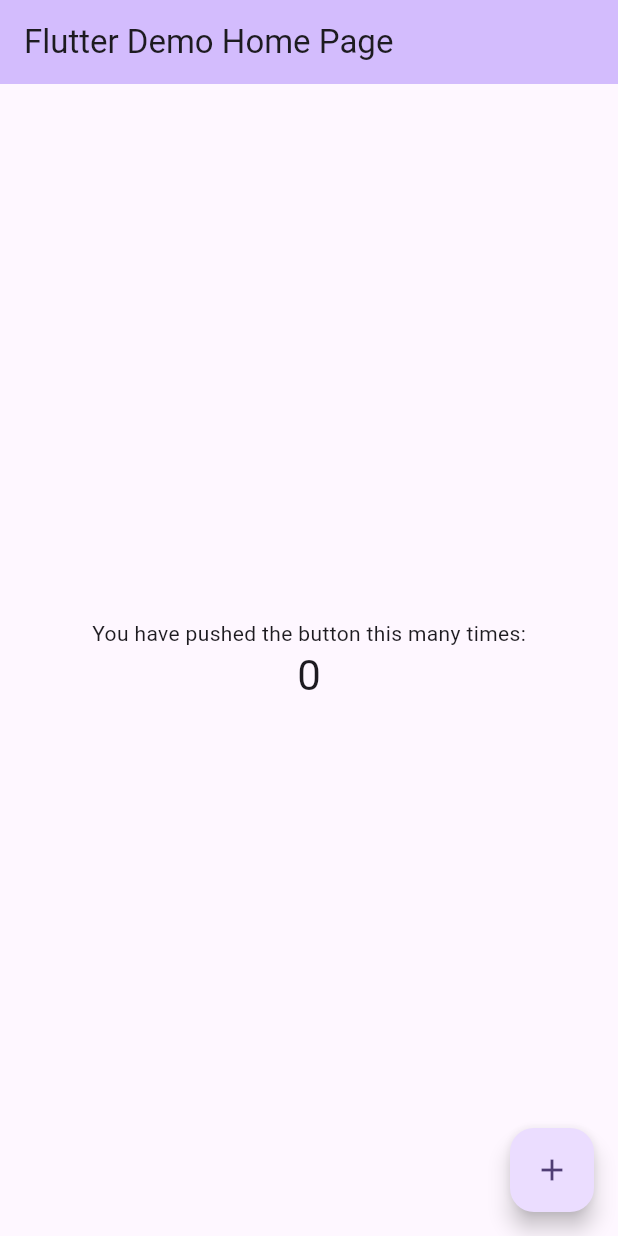
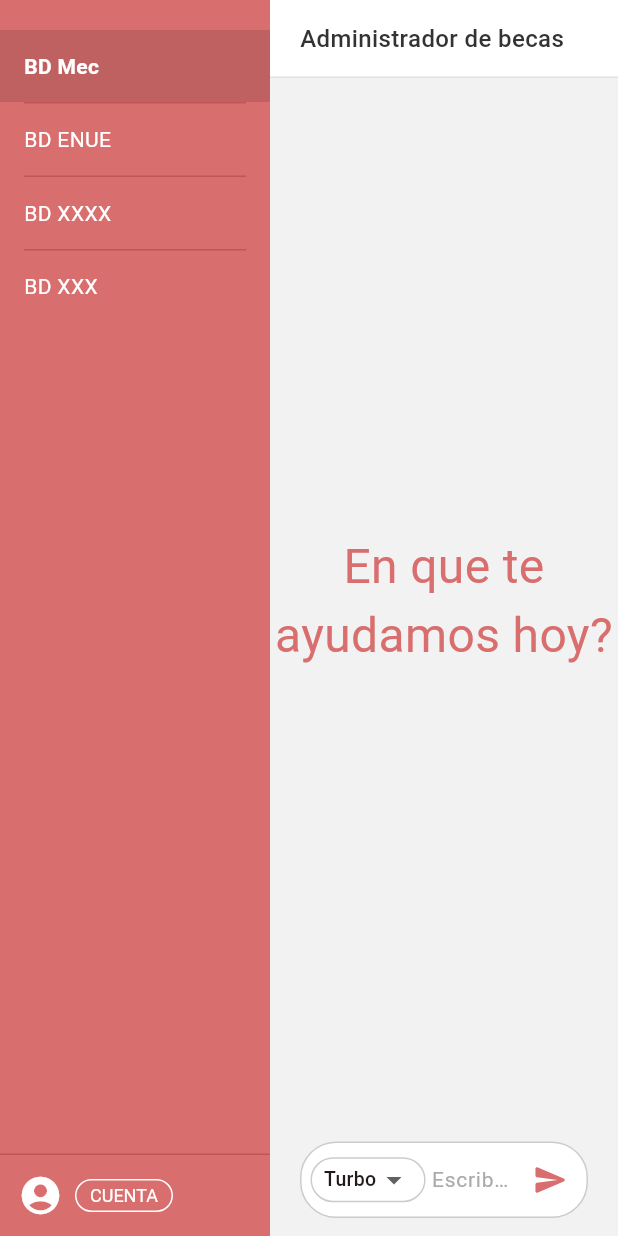
Before and after one commit to minervalago/hack_udc_2026, a Flutter app: the screen it shows after launch, on a phone screen of 412 x 824 dp. Run offline on Flutter 3.47's test engine with Material 3 defaults, Android fonts, the phone set to English and light mode, and no system bars.

Commit message:
Primera version flutter implementada

```diff
--- a/frontend/flutter_hackudc/lib/main.dart
+++ b/frontend/flutter_hackudc/lib/main.dart
@@ -1,122 +1,26 @@
 import 'package:flutter/material.dart';
+import 'screens/home_screen.dart';
 
 void main() {
-  runApp(const MyApp());
+  runApp(const App());
 }
 
-class MyApp extends StatelessWidget {
-  const MyApp({super.key});
+class App extends StatelessWidget {
+  const App({super.key});
 
-  // This widget is the root of your application.
   @override
   Widget build(BuildContext context) {
     return MaterialApp(
-      title: 'Flutter Demo',
+      title: 'Administrador de Becas',
+      debugShowCheckedModeBanner: false,
       theme: ThemeData(
-        // This is the theme of your application.
-        //
-        // TRY THIS: Try running your application with "flutter run". You'll see
-        // the application has a purple toolbar. Then, without quitting the app,
-        // try changing the seedColor in the colorScheme below to Colors.green
-        // and then invoke "hot reload" (save your changes or press the "hot
-        // reload" button in a Flutter-supported IDE, or press "r" if you used
-        // the command line to start the app).
-        //
-        // Notice that the counter didn't reset back to zero; the application
-        // state is not lost during the reload. To reset the state, use hot
-        // restart instead.
-        //
-        // This works for code too, not just values: Most code changes can be
-        // tested with just a hot reload.
-        colorScheme: .fromSeed(seedColor: Colors.deepPurple),
+        colorScheme: ColorScheme.fromSeed(
+          seedColor: const Color(0xFFD96E6E),
+          brightness: Brightness.light,
+        ),
+        useMaterial3: true,
       ),
-      home: const MyHomePage(title: 'Flutter Demo Home Page'),
+      home: const HomeScreen(),
     );
   }
 }
-
-class MyHomePage extends StatefulWidget {
-  const MyHomePage({super.key, required this.title});
-
-  // This widget is the home page of your application. It is stateful, meaning
-  // that it has a State object (defined below) that contains fields that affect
-  // how it looks.
-
-  // This class is the configuration for the state. It holds the values (in this
-  // case the title) provided by the parent (in this case the App widget) and
-  // used by the build method of the State. Fields in a Widget subclass are
-  // always marked "final".
-
-  final String title;
-
-  @override
-  State<MyHomePage> createState() => _MyHomePageState();
-}
-
-class _MyHomePageState extends State<MyHomePage> {
-  int _counter = 0;
-
-  void _incrementCounter() {
-    setState(() {
-      // This call to setState tells the Flutter framework that something has
-      // changed in this State, which causes it to rerun the build method below
-      // so that the display can reflect the updated values. If we changed
-      // _counter without calling setState(), then the build method would not be
-      // called again, and so nothing would appear to happen.
-      _counter++;
-    });
-  }
-
-  @override
-  Widget build(BuildContext context) {
-    // This method is rerun every time setState is called, for instance as done
-    // by the _incrementCounter method above.
-    //
-    // The Flutter framework has been optimized to make rerunning build methods
-    // fast, so that you can just rebuild anything that needs updating rather
-    // than having to individually change instances of widgets.
-    return Scaffold(
-      appBar: AppBar(
-        // TRY THIS: Try changing the color here to a specific color (to
-        // Colors.amber, perhaps?) and trigger a hot reload to see the AppBar
-        // change color while the other colors stay the same.
-        backgroundColor: Theme.of(context).colorScheme.inversePrimary,
-        // Here we take the value from the MyHomePage object that was created by
-        // the App.build method, and use it to set our appbar title.
-        title: Text(widget.title),
-      ),
-      body: Center(
-        // Center is a layout widget. It takes a single child and positions it
-        // in the middle of the parent.
-        child: Column(
-          // Column is also a layout widget. It takes a list of children and
-          // arranges them vertically. By default, it sizes itself to fit its
-          // children horizontally, and tries to be as tall as its parent.
-          //
-          // Column has various properties to control how it sizes itself and
-          // how it positions its children. Here we use mainAxisAlignment to
-          // center the children vertically; the main axis here is the vertical
-          // axis because Columns are vertical (the cross axis would be
-          // horizontal).
-          //
-          // TRY THIS: Invoke "debug painting" (choose the "Toggle Debug Paint"
-          // action in the IDE, or press "p" in the console), to see the
-          // wireframe for each widget.
-          mainAxisAlignment: .center,
-          children: [
-            const Text('You have pushed the button this many times:'),
-            Text(
-              '$_counter',
-              style: Theme.of(context).textTheme.headlineMedium,
-            ),
-          ],
-        ),
-      ),
-      floatingActionButton: FloatingActionButton(
-        onPressed: _incrementCounter,
-        tooltip: 'Increment',
-        child: const Icon(Icons.add),
-      ),
-    );
-  }
-}
--- /dev/null
+++ b/frontend/flutter_hackudc/lib/models/chat_message.dart
@@ -0,0 +1,6 @@
+class ChatMessage {
+  final String content;
+  final bool isUser;
+
+  const ChatMessage({required this.content, required this.isUser});
+}
--- /dev/null
+++ b/frontend/flutter_hackudc/lib/screens/home_screen.dart
@@ -0,0 +1,424 @@
+import 'package:flutter/material.dart';
+import '../models/chat_message.dart';
+import '../services/denodo_service.dart';
+
+const _kSidebarWidth = 180.0;
+const _kSidebarColor = Color(0xFFD96E6E);
+const _kSidebarDividerColor = Color(0xFFC45555);
+const _kAccentColor = Color(0xFFD96E6E);
+const _kBgColor = Color(0xFFF2F2F2);
+
+class HomeScreen extends StatefulWidget {
+  const HomeScreen({super.key});
+
+  @override
+  State<HomeScreen> createState() => _HomeScreenState();
+}
+
+class _HomeScreenState extends State<HomeScreen> {
+  final _databases = ['BD Mec', 'BD ENUE', 'BD XXXX', 'BD XXX'];
+  var _selectedDatabase = 'BD Mec';
+  final _messages = <ChatMessage>[];
+  var _isLoading = false;
+  var _showOptions = false;
+  var _selectedModel = 'Turbo';
+  final _inputController = TextEditingController();
+  final _scrollController = ScrollController();
+  final _models = ['Turbo', 'Pro'];
+
+  @override
+  void dispose() {
+    _inputController.dispose();
+    _scrollController.dispose();
+    super.dispose();
+  }
+
+  Future<void> _sendMessage() async {
+    final text = _inputController.text.trim();
+    if (text.isEmpty || _isLoading) return;
+
+    setState(() {
+      _messages.add(ChatMessage(content: text, isUser: true));
+      _isLoading = true;
+      _showOptions = false;
+      _inputController.clear();
+    });
+
+    _scrollToBottom();
+
+    final response = await DenodoService.query(
+      question: text,
+      database: _selectedDatabase,
+      model: _selectedModel.toLowerCase(),
+    );
+
+    if (mounted) {
+      setState(() {
+        _messages.add(ChatMessage(content: response, isUser: false));
+        _isLoading = false;
+      });
+      _scrollToBottom();
+    }
+  }
+
+  void _scrollToBottom() {
+    WidgetsBinding.instance.addPostFrameCallback((_) {
+      if (_scrollController.hasClients) {
+        _scrollController.animateTo(
+          _scrollController.position.maxScrollExtent,
+          duration: const Duration(milliseconds: 300),
+          curve: Curves.easeOut,
+        );
+      }
+    });
+  }
+
+  void _selectDatabase(String db) {
+    setState(() {
+      _selectedDatabase = db;
+      _messages.clear();
+      _showOptions = false;
+    });
+  }
+
+  @override
+  Widget build(BuildContext context) {
+    return Scaffold(
+      backgroundColor: _kBgColor,
+      body: Row(
+        children: [
+          _buildSidebar(),
+          Expanded(child: _buildMainContent()),
+        ],
+      ),
+    );
+  }
+
+  // ── Sidebar ──────────────────────────────────────────────────────────────
+
+  Widget _buildSidebar() {
+    return Container(
+      width: _kSidebarWidth,
+      color: _kSidebarColor,
+      child: Column(
+        crossAxisAlignment: CrossAxisAlignment.stretch,
+        children: [
+          Expanded(
+            child: ListView.separated(
+              padding: const EdgeInsets.only(top: 20),
+              itemCount: _databases.length,
+              separatorBuilder: (_, i) => Divider(
+                color: _kSidebarDividerColor,
+                height: 1,
+                thickness: 1,
+                indent: 16,
+                endIndent: 16,
+              ),
+              itemBuilder: (context, index) {
+                final db = _databases[index];
+                final isSelected = db == _selectedDatabase;
+                return InkWell(
+                  onTap: () => _selectDatabase(db),
+                  child: Container(
+                    padding: const EdgeInsets.symmetric(
+                      horizontal: 16,
+                      vertical: 14,
+                    ),
+                    color: isSelected
+                        ? Colors.black.withValues(alpha: 0.12)
+                        : Colors.transparent,
+                    child: Text(
+                      db,
+                      style: TextStyle(
+                        color: Colors.white,
+                        fontWeight: isSelected
+                            ? FontWeight.bold
+                            : FontWeight.normal,
+                        fontSize: 14,
+                      ),
+                    ),
+                  ),
+                );
+              },
+            ),
+          ),
+          Divider(color: _kSidebarDividerColor, height: 1, thickness: 1),
+          Padding(
+            padding: const EdgeInsets.symmetric(horizontal: 12, vertical: 12),
+            child: Row(
+              children: [
+                const Icon(Icons.account_circle,
+                    color: Colors.white, size: 30),
+                const SizedBox(width: 8),
+                OutlinedButton(
+                  style: OutlinedButton.styleFrom(
+                    foregroundColor: Colors.white,
+                    side: const BorderSide(color: Colors.white),
+                    padding: const EdgeInsets.symmetric(
+                        horizontal: 10, vertical: 4),
+                    minimumSize: Size.zero,
+                    tapTargetSize: MaterialTapTargetSize.shrinkWrap,
+                    textStyle: const TextStyle(fontSize: 12),
+                  ),
+                  onPressed: () {},
+                  child: const Text('CUENTA'),
+                ),
+              ],
+            ),
+          ),
+        ],
+      ),
+    );
+  }
+
+  // ── Main content ─────────────────────────────────────────────────────────
+
+  Widget _buildMainContent() {
+    return Column(
+      children: [
+        _buildHeader(),
+        Expanded(
+          child: _messages.isEmpty ? _buildWelcome() : _buildChat(),
+        ),
+        _buildInputBar(),
+      ],
+    );
+  }
+
+  Widget _buildHeader() {
+    return Container(
+      width: double.infinity,
+      padding: const EdgeInsets.symmetric(horizontal: 20, vertical: 14),
+      decoration: const BoxDecoration(
+        color: Colors.white,
+        border: Border(bottom: BorderSide(color: Color(0xFFE0E0E0))),
+      ),
+      child: const Text(
+        'Administrador de becas',
+        style: TextStyle(
+          fontSize: 16,
+          fontWeight: FontWeight.w500,
+          color: Color(0xFF333333),
+        ),
+      ),
+    );
+  }
+
+  // ── Welcome view ─────────────────────────────────────────────────────────
+
+  Widget _buildWelcome() {
+    return Center(
+      child: Text(
+        'En que te ayudamos hoy?',
+        style: const TextStyle(
+          fontSize: 32,
+          fontWeight: FontWeight.w400,
+          color: _kAccentColor,
+        ),
+        textAlign: TextAlign.center,
+      ),
+    );
+  }
+
+  // ── Chat view ─────────────────────────────────────────────────────────────
+
+  Widget _buildChat() {
+    return Row(
+      crossAxisAlignment: CrossAxisAlignment.stretch,
+      children: [
+        Expanded(
+          child: ListView.builder(
+            controller: _scrollController,
+            padding: const EdgeInsets.all(20),
+            itemCount: _messages.length + (_isLoading ? 1 : 0),
+            itemBuilder: (context, index) {
+              if (index == _messages.length) {
+                return const Padding(
+                  padding: EdgeInsets.symmetric(vertical: 16),
+                  child: Center(
+                    child: CircularProgressIndicator(color: _kAccentColor),
+                  ),
+                );
+              }
+              final msg = _messages[index];
+              final isLastAssistant =
+                  !msg.isUser && index == _messages.length - 1 && !_isLoading;
+              return _buildMessage(msg, isLastAssistant);
+            },
+          ),
+        ),
+        AnimatedContainer(
+          duration: const Duration(milliseconds: 200),
+          width: _showOptions ? 160.0 : 0.0,
+          child: _showOptions ? _buildOptionsPanel() : const SizedBox.shrink(),
+        ),
+      ],
+    );
+  }
+
+  Widget _buildMessage(ChatMessage msg, bool showDots) {
+    if (msg.isUser) {
+      return Align(
+        alignment: Alignment.centerRight,
+        child: Container(
+          margin: const EdgeInsets.only(bottom: 16, left: 80),
+          padding:
+              const EdgeInsets.symmetric(horizontal: 16, vertical: 10),
+          decoration: BoxDecoration(
+            color: const Color(0xFFE0E0E0),
+            borderRadius: BorderRadius.circular(20),
+          ),
+          child: Text(
+            msg.content,
+            style: const TextStyle(
+                fontSize: 14, color: Color(0xFF333333)),
+          ),
+        ),
+      );
+    }
+
+    return Container(
+      margin: const EdgeInsets.only(bottom: 16),
+      child: Column(
+        crossAxisAlignment: CrossAxisAlignment.start,
+        children: [
+          SelectableText(
+            msg.content,
+            style: const TextStyle(
+              fontSize: 14,
+              color: Color(0xFF333333),
+              height: 1.6,
+            ),
+          ),
+          if (showDots)
+            Align(
+              alignment: Alignment.centerRight,
+              child: IconButton(
+                tooltip: 'Más opciones',
+                icon: const Icon(Icons.more_horiz, size: 22),
+                color: const Color(0xFF777777),
+                onPressed: () =>
+                    setState(() => _showOptions = !_showOptions),
+              ),
+            ),
+        ],
+      ),
+    );
+  }
+
+  // ── Options panel ─────────────────────────────────────────────────────────
+
+  Widget _buildOptionsPanel() {
+    return Container(
+      decoration: const BoxDecoration(
+        color: Colors.white,
+        border: Border(left: BorderSide(color: Color(0xFFE0E0E0))),
+      ),
+      child: Column(
+        crossAxisAlignment: CrossAxisAlignment.stretch,
+        children: [
+          _buildOptionItem(Icons.download_outlined, 'Exportar', () {}),
+          const Divider(height: 1),
+          _buildOptionItem(Icons.share_outlined, 'Compartir', () {}),
+          const Spacer(),
+          const Divider(height: 1),
+          IconButton(
+            icon: const Icon(Icons.keyboard_arrow_up),
+            color: const Color(0xFF555555),
+            tooltip: 'Cerrar',
+            onPressed: () => setState(() => _showOptions = false),
+          ),
+        ],
+      ),
+    );
+  }
+
+  Widget _buildOptionItem(IconData icon, String label, VoidCallback onTap) {
+    return InkWell(
+      onTap: onTap,
+      child: Padding(
+        padding: const EdgeInsets.symmetric(horizontal: 12, vertical: 14),
+        child: Row(
+          children: [
+            Icon(icon, size: 18, color: const Color(0xFF555555)),
+            const SizedBox(width: 8),
+            Text(label,
+                style: const TextStyle(
+                    fontSize: 13, color: Color(0xFF333333))),
+          ],
+        ),
+      ),
+    );
+  }
+
+  // ── Input bar ─────────────────────────────────────────────────────────────
+
+  Widget _buildInputBar() {
+    return Container(
+      padding: const EdgeInsets.symmetric(horizontal: 20, vertical: 12),
+      color: _kBgColor,
+      child: Container(
+        decoration: BoxDecoration(
+          color: Colors.white,
+          borderRadius: BorderRadius.circular(24),
+          border: Border.all(color: const Color(0xFFCCCCCC)),
+        ),
+        child: Row(
+          children: [
+            const SizedBox(width: 6),
+            _buildModelDropdown(),
+            const SizedBox(width: 4),
+            Expanded(
+              child: TextField(
+                controller: _inputController,
+                decoration: const InputDecoration(
+                  hintText: 'Escriba la consulta',
+                  hintStyle:
+                      TextStyle(color: Color(0xFFAAAAAA), fontSize: 14),
+                  border: InputBorder.none,
+                  contentPadding: EdgeInsets.symmetric(vertical: 14),
+                ),
+                style: const TextStyle(fontSize: 14),
+                onSubmitted: (_) => _sendMessage(),
+                textInputAction: TextInputAction.send,
+              ),
+            ),
+            IconButton(
+              icon: const Icon(Icons.send_rounded),
+              color: _kAccentColor,
+              tooltip: 'Enviar',
+              onPressed: _isLoading ? null : _sendMessage,
+            ),
+          ],
+        ),
+      ),
+    );
+  }
+
+  Widget _buildModelDropdown() {
+    return Container(
+      padding: const EdgeInsets.symmetric(horizontal: 8, vertical: 2),
+      decoration: BoxDecoration(
+        border: Border.all(color: const Color(0xFFCCCCCC)),
+        borderRadius: BorderRadius.circular(16),
+      ),
+      child: DropdownButtonHideUnderline(
+        child: DropdownButton<String>(
+          value: _selectedModel,
+          isDense: true,
+          items: _models
+              .map(
+                (m) => DropdownMenuItem(
+                  value: m,
+                  child: Text(m,
+                      style: const TextStyle(fontSize: 13)),
+                ),
+              )
+              .toList(),
+          onChanged: (v) =>
+              v != null ? setState(() => _selectedModel = v) : null,
+        ),
+      ),
+    );
+  }
+}
--- /dev/null
+++ b/frontend/flutter_hackudc/lib/services/denodo_service.dart
@@ -0,0 +1,45 @@
+import 'dart:convert';
+import 'package:http/http.dart' as http;
+
+class DenodoService {
+  static const String baseUrl = 'http://localhost:9090/denodo-restfulws';
+  static const String _username = 'admin';
+  static const String _password = 'admin';
+
+  static String get _authHeader {
+    final credentials = base64Encode(utf8.encode('$_username:$_password'));
+    return 'Basic $credentials';
+  }
+
+  static Future<String> query({
+    required String question,
+    required String database,
+    String model = 'turbo',
+  }) async {
+    try {
+      final uri = Uri.parse('$baseUrl/ai/query');
+      final response = await http
+          .post(
+            uri,
+            headers: {
+              'Authorization': _authHeader,
+              'Content-Type': 'application/json',
+            },
+            body: jsonEncode({
+              'question': question,
+              'database': database,
+              'model': model,
+            }),
+          )
+          .timeout(const Duration(seconds: 30));
+
+      if (response.statusCode == 200) {
+        final data = jsonDecode(utf8.decode(response.bodyBytes));
+        return data['answer'] ?? data['response'] ?? data.toString();
+      }
+      return 'Error ${response.statusCode}: ${response.reasonPhrase}';
+    } on Exception catch (e) {
+      return 'Error de conexión con Denodo: $e';
+    }
+  }
+}
--- a/frontend/flutter_hackudc/pubspec.yaml
+++ b/frontend/flutter_hackudc/pubspec.yaml
@@ -31,9 +31,8 @@ dependencies:
   flutter:
     sdk: flutter
 
-  # The following adds the Cupertino Icons font to your application.
-  # Use with the CupertinoIcons class for iOS style icons.
   cupertino_icons: ^1.0.8
+  http: ^1.2.0
 
 dev_dependencies:
   flutter_test:
```
Also changed, not shown: frontend/flutter_hackudc/pubspec.lock, 1 other file.
